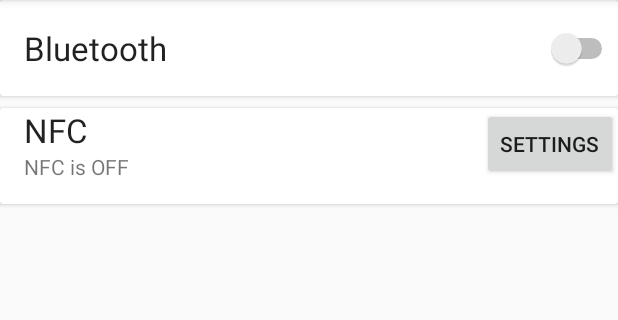
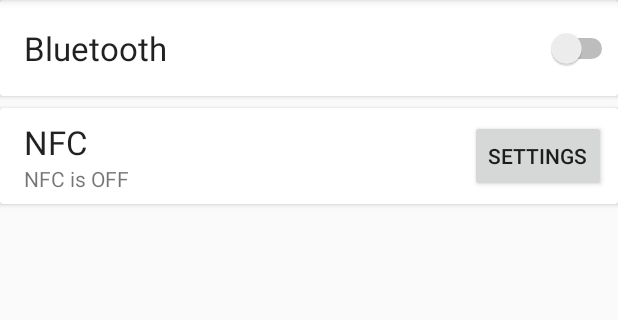
Before and after one commit to Vrungel322/INT20H, an Android app: the fragment SettingsFragment shown on its own in the app's theme, on a phone screen of 412 x 824 dp, the part 84-404 px from its top. Run offline under Robolectric (Android 15) with nearby library versions, the phone set to English and light mode, and no system bars; 1 statement that could not run was skipped.

Commit message:
TextView paddings

```diff
--- a/mobile/src/main/res/layout/fragment_settings.xml
+++ b/mobile/src/main/res/layout/fragment_settings.xml
@@ -42,13 +42,14 @@
                 android:textAppearance="?android:attr/textAppearanceLarge"
                 android:gravity="center"
                 android:paddingLeft="16dp"
+                android:paddingTop="8dp"
                 android:text="NFC"
                 android:id="@+id/textView3"
                 android:layout_gravity="left" />
             <TextView
                 android:layout_width="wrap_content"
                 android:layout_height="wrap_content"
-                android:layout_marginLeft="16dp"
+                android:paddingLeft="16dp"
                 android:textAppearance="?android:attr/textAppearanceSmall"
                 android:text="Small Text"
                 android:id="@+id/tvNFChelpTExt" />
@@ -58,6 +59,7 @@
             android:layout_width="wrap_content"
             android:layout_height="wrap_content"
             android:id="@+id/bNFCSettings"
+            android:layout_margin="8dp"
             android:layout_gravity="right"
             android:gravity="center_vertical"
             android:text="Settings"/>
```
